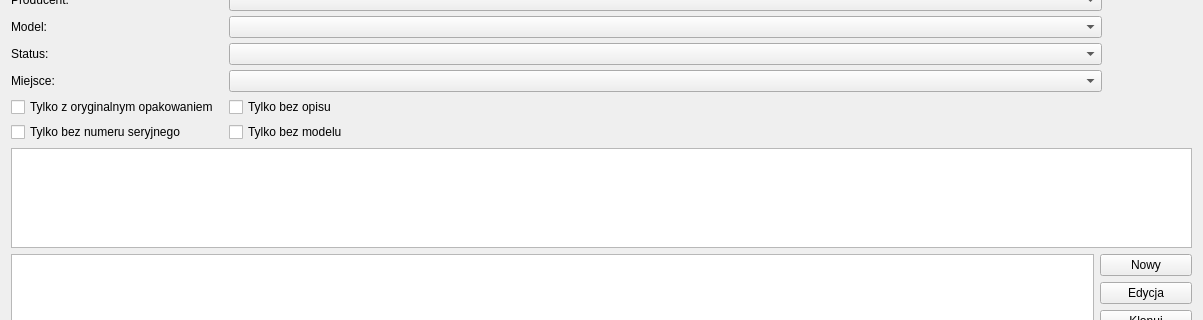
Qt form forms/itemList.ui (arekbr/Inwentaryzacja) before a commit; both pictures show x 0 to 1203 and y 107 to 427 of the 1203 by 618 pixel window.
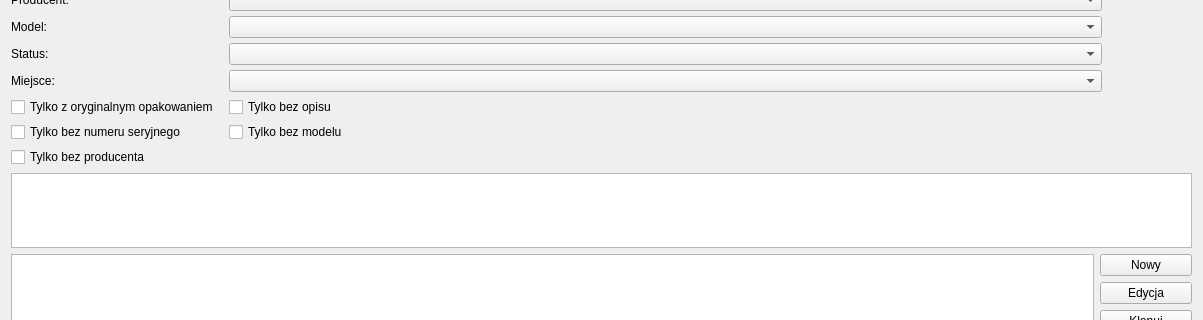
The same form after that commit.

Commit message: Dodano filtr rekordów bez producenta

Diff of the .ui file:
```diff
--- a/forms/itemList.ui
+++ b/forms/itemList.ui
@@ -138,6 +138,13 @@
        </property>
       </widget>
      </item>
+     <item row="8" column="0">
+      <widget class="QCheckBox" name="filterWithoutVendor">
+       <property name="text">
+        <string>Tylko bez producenta</string>
+       </property>
+      </widget>
+     </item>
     </layout>
    </item>
    <item>
```
The commit also changes 4 other files.
